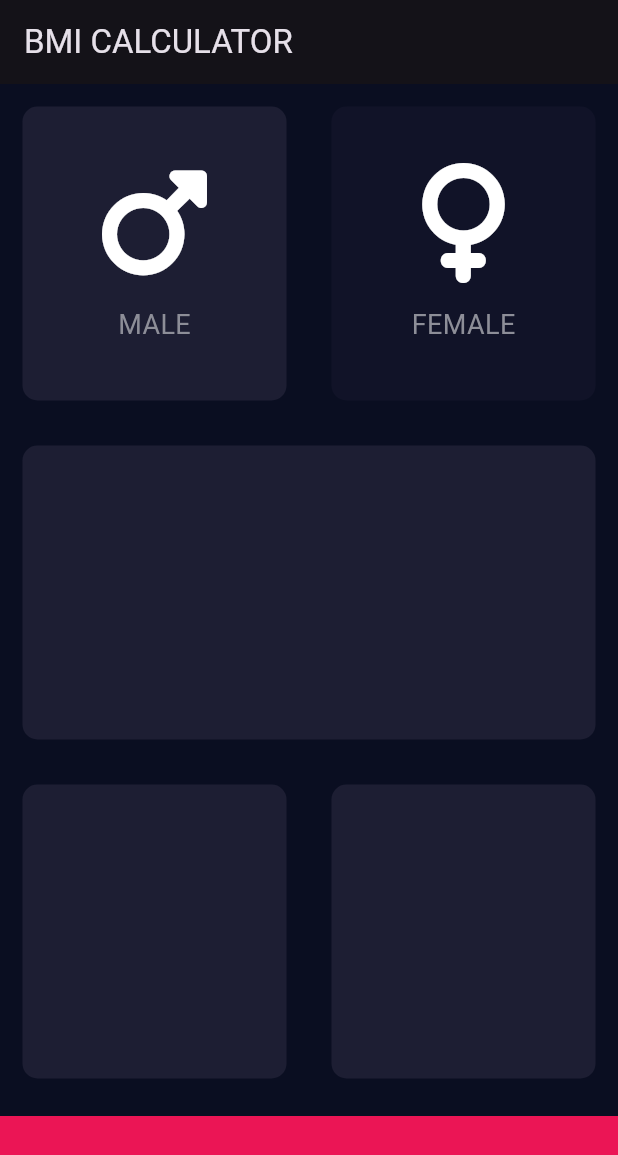
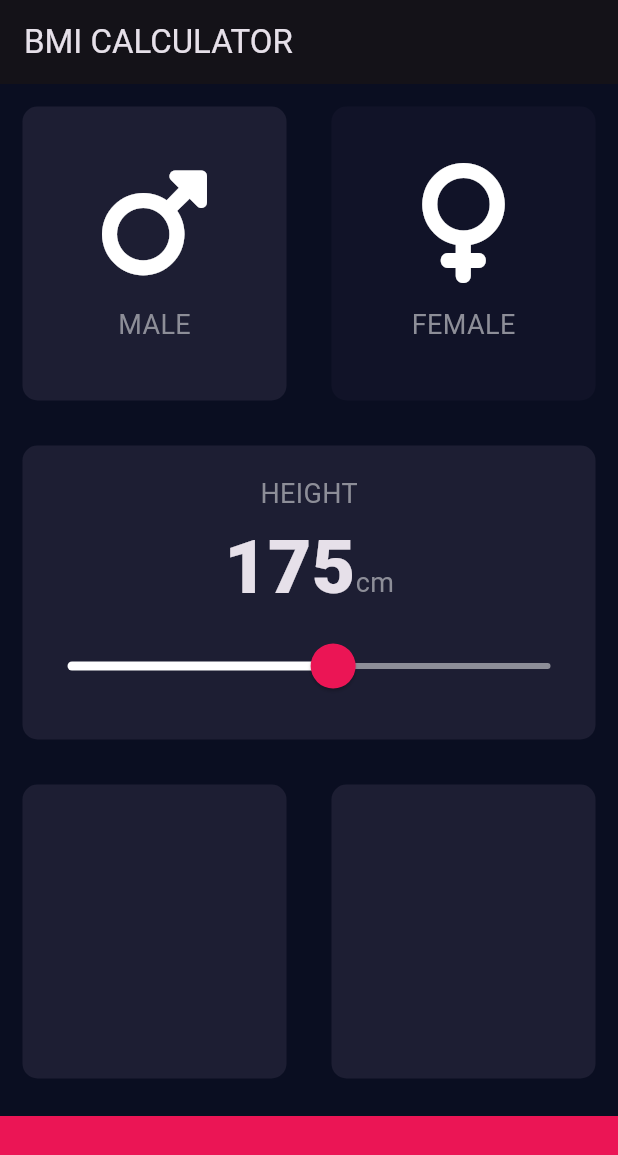
Before and after one commit to alexanderhertsyk/flutter_bmi_calculator, a Flutter app: the screen it shows after launch, after a tap on "MALE", on a phone screen of 412 x 824 dp. Shown: the top 1155 px of the screen. Run offline on Flutter 3.47's test engine with Material 3 defaults, Android fonts, the phone set to English and light mode, and no system bars; our stand-ins replace font_awesome_flutter.

Commit message:
Simplified gender logic. Made tap detection is a part of reusable card widget. Added constants file & moved consts there. Added height card w/ customized slider & logic.

```diff
--- /dev/null
+++ b/lib/constants.dart
@@ -0,0 +1,17 @@
+import 'package:flutter/material.dart';
+
+const kActiveCardColor = Color(0xFF1D1E33);
+const kInactiveCardColor = Color(0xFF111328);
+const kBottomContainerHeight = 80.0;
+const kSliderInactiveColor = Color(0xFF8D8E98);
+const kBottomContainerColor = Color(0xFFEB1555);
+
+const kLabelTextStyle = TextStyle(
+  fontSize: 18.0,
+  color: Color(0xFF8D8E98),
+);
+
+const kNumberTextStyle = TextStyle(
+  fontSize: 50.0,
+  fontWeight: FontWeight.w900,
+);
--- a/lib/icon_card.dart
+++ b/lib/icon_card.dart
@@ -1,9 +1,6 @@
 import 'package:flutter/material.dart';
 
-const labelTextStyle = TextStyle(
-  fontSize: 18.0,
-  color: Color(0xFF8D8E98),
-);
+import 'constants.dart';
 
 class IconCard extends StatelessWidget {
   const IconCard({required this.icon, required this.title, super.key});
@@ -25,7 +22,7 @@ class IconCard extends StatelessWidget {
         ),
         Text(
           title,
-          style: labelTextStyle,
+          style: kLabelTextStyle,
         )
       ],
     );
--- a/lib/input_page.dart
+++ b/lib/input_page.dart
@@ -1,15 +1,9 @@
-import 'package:flutter/cupertino.dart';
 import 'package:flutter/material.dart';
-import 'package:flutter/widgets.dart';
 import 'package:font_awesome_flutter/font_awesome_flutter.dart';
 
+import 'constants.dart';
 import 'icon_card.dart';
 import 'reusable_card.dart';
-
-const activeCardColor = Color(0xFF1D1E33);
-const inactiveCardColor = Color(0xFF111328);
-const bottomContainerHeight = 80.0;
-const bottomContainerColor = Color(0xFFEB1555);
 
 enum Gender { male, female }
 
@@ -21,19 +15,8 @@ class InputPage extends StatefulWidget {
 }
 
 class _InputPageState extends State<InputPage> {
-  Color maleCardColor = inactiveCardColor;
-  Color femaleCardColor = inactiveCardColor;
-
-  void setGenderCardColor(Gender gender) => setState(() {
-        if (gender == Gender.male && maleCardColor == inactiveCardColor) {
-          femaleCardColor = inactiveCardColor;
-          maleCardColor = activeCardColor;
-        } else if (gender == Gender.female &&
-            femaleCardColor == inactiveCardColor) {
-          maleCardColor = inactiveCardColor;
-          femaleCardColor = activeCardColor;
-        }
-      });
+  Gender? _selectedGender;
+  int _height = 175;
 
   @override
   Widget build(BuildContext context) {
@@ -42,50 +25,100 @@ class _InputPageState extends State<InputPage> {
         title: const Text('BMI CALCULATOR'),
       ),
       body: Column(
+        crossAxisAlignment: CrossAxisAlignment.stretch,
         children: [
           Expanded(
             child: Row(
               children: [
                 Expanded(
-                  child: GestureDetector(
-                    onTap: () => setGenderCardColor(Gender.male),
                   child: ReusableCard(
-                      color: maleCardColor,
+                    color: _selectedGender == Gender.male
+                        ? kActiveCardColor
+                        : kInactiveCardColor,
                     child: const IconCard(
                       icon: FontAwesomeIcons.mars,
                       title: 'MALE',
                     ),
-                    ),
+                    onTap: () => setState(() => _selectedGender = Gender.male),
                   ),
                 ),
                 Expanded(
-                  child: GestureDetector(
-                    onTap: () => setGenderCardColor(Gender.female),
                   child: ReusableCard(
-                      color: femaleCardColor,
+                    color: _selectedGender == Gender.female
+                        ? kActiveCardColor
+                        : kInactiveCardColor,
                     child: const IconCard(
                       icon: FontAwesomeIcons.venus,
                       title: 'FEMALE',
                     ),
-                    ),
+                    onTap: () =>
+                        setState(() => _selectedGender = Gender.female),
                   ),
                 ),
               ],
             ),
           ),
-          const Expanded(child: ReusableCard(color: activeCardColor)),
+          Expanded(
+            child: ReusableCard(
+              color: kActiveCardColor,
+              child: Column(
+                mainAxisAlignment: MainAxisAlignment.center,
+                children: [
+                  const Text(
+                    'HEIGHT',
+                    style: kLabelTextStyle,
+                  ),
+                  Row(
+                    mainAxisAlignment: MainAxisAlignment.center,
+                    crossAxisAlignment: CrossAxisAlignment.baseline,
+                    textBaseline: TextBaseline.alphabetic,
+                    children: [
+                      Text(
+                        _height.toString(),
+                        style: kNumberTextStyle,
+                      ),
+                      const Text(
+                        'cm',
+                        style: kLabelTextStyle,
+                      ),
+                    ],
+                  ),
+                  SliderTheme(
+                    data: SliderTheme.of(context).copyWith(
+                      inactiveTrackColor: kSliderInactiveColor,
+                      activeTrackColor: Colors.white,
+                      thumbColor: kBottomContainerColor,
+                      overlayColor: kBottomContainerColor.withAlpha(29),
+                      thumbShape:
+                          const RoundSliderThumbShape(enabledThumbRadius: 15.0),
+                      overlayShape:
+                          const RoundSliderOverlayShape(overlayRadius: 30.0),
+                    ),
+                    child: Slider(
+                      min: 120,
+                      max: 220,
+                      value: _height.toDouble(),
+                      onChanged: (double value) => setState(() {
+                        _height = value.round();
+                      }),
+                    ),
+                  ),
+                ],
+              ),
+            ),
+          ),
           const Expanded(
             child: Row(
               children: [
-                Expanded(child: ReusableCard(color: activeCardColor)),
-                Expanded(child: ReusableCard(color: activeCardColor)),
+                Expanded(child: ReusableCard(color: kActiveCardColor)),
+                Expanded(child: ReusableCard(color: kActiveCardColor)),
               ],
             ),
           ),
           Container(
             width: double.infinity,
-            height: bottomContainerHeight,
-            color: bottomContainerColor,
+            height: kBottomContainerHeight,
+            color: kBottomContainerColor,
             margin: const EdgeInsets.only(top: 10.0),
           )
         ],
--- a/lib/reusable_card.dart
+++ b/lib/reusable_card.dart
@@ -1,20 +1,24 @@
 import 'package:flutter/material.dart';
 
 class ReusableCard extends StatelessWidget {
-  const ReusableCard({required this.color, this.child, super.key});
+  const ReusableCard({required this.color, this.child, this.onTap, super.key});
 
   final Color color;
   final Widget? child;
+  final Function? onTap;
 
   @override
   Widget build(BuildContext context) {
-    return Container(
-      margin: const EdgeInsets.all(15.0),
-      decoration: BoxDecoration(
-        color: color,
-        borderRadius: BorderRadius.circular(10.0),
+    return GestureDetector(
+      child: Container(
+        margin: const EdgeInsets.all(15.0),
+        decoration: BoxDecoration(
+          color: color,
+          borderRadius: BorderRadius.circular(10.0),
+        ),
+        child: child,
       ),
-      child: child,
+      onTap: () => onTap?.call(),
     );
   }
 }
```
Lines whose indentation alone changed are shown as unchanged.
